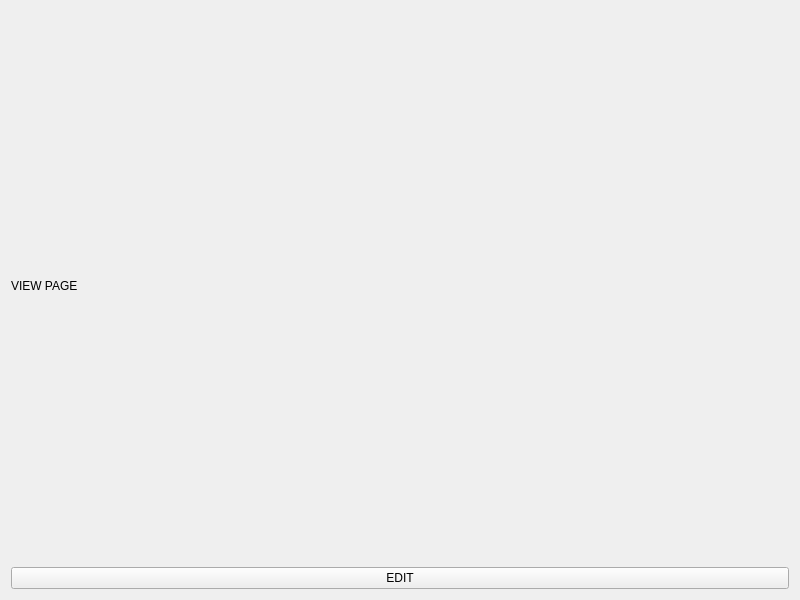
Before: the Qt Designer form FamilyTree/src/gui/viewpage.ui in moumitahmad/Stammbaum, drawn with Qt 5.
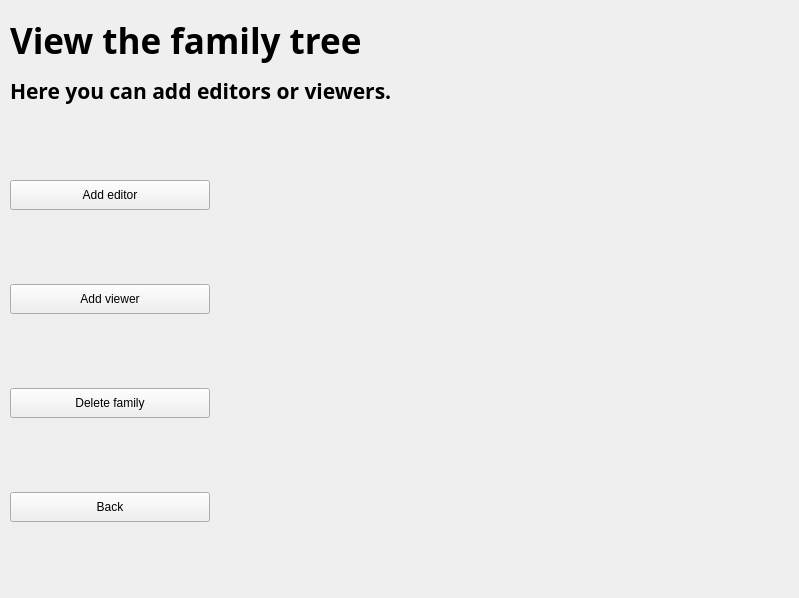
After: the same form once the commit is applied.

```diff
--- a/FamilyTree/src/gui/viewpage.ui
+++ b/FamilyTree/src/gui/viewpage.ui
@@ -6,33 +6,167 @@
    <rect>
     <x>0</x>
     <y>0</y>
-    <width>800</width>
-    <height>600</height>
+    <width>799</width>
+    <height>598</height>
    </rect>
   </property>
   <property name="windowTitle">
    <string>Form</string>
   </property>
-  <layout class="QGridLayout" name="gridLayout_2">
-   <item row="0" column="0">
-    <layout class="QGridLayout" name="gridLayout">
-     <item row="2" column="0">
-      <widget class="QPushButton" name="pushButton">
-       <property name="text">
-        <string>EDIT</string>
-       </property>
-      </widget>
-     </item>
-     <item row="1" column="0">
-      <widget class="QLabel" name="label">
-       <property name="text">
-        <string>VIEW PAGE</string>
-       </property>
-      </widget>
-     </item>
-    </layout>
-   </item>
-  </layout>
+  <widget class="QWidget" name="verticalLayoutWidget">
+   <property name="geometry">
+    <rect>
+     <x>10</x>
+     <y>10</y>
+     <width>781</width>
+     <height>582</height>
+    </rect>
+   </property>
+   <layout class="QVBoxLayout" name="verticalLayout">
+    <item>
+     <widget class="QLabel" name="LabelViewFamily">
+      <property name="sizePolicy">
+       <sizepolicy hsizetype="Fixed" vsizetype="Fixed">
+        <horstretch>0</horstretch>
+        <verstretch>0</verstretch>
+       </sizepolicy>
+      </property>
+      <property name="minimumSize">
+       <size>
+        <width>400</width>
+        <height>60</height>
+       </size>
+      </property>
+      <property name="font">
+       <font>
+        <family>Sawasdee</family>
+        <pointsize>26</pointsize>
+        <weight>75</weight>
+        <bold>true</bold>
+       </font>
+      </property>
+      <property name="text">
+       <string>View the family tree</string>
+      </property>
+     </widget>
+    </item>
+    <item>
+     <widget class="QLabel" name="LabelViewDescrip">
+      <property name="sizePolicy">
+       <sizepolicy hsizetype="Fixed" vsizetype="Fixed">
+        <horstretch>0</horstretch>
+        <verstretch>0</verstretch>
+       </sizepolicy>
+      </property>
+      <property name="font">
+       <font>
+        <family>Sawasdee</family>
+        <pointsize>16</pointsize>
+        <weight>75</weight>
+        <bold>true</bold>
+       </font>
+      </property>
+      <property name="text">
+       <string>Here you can add editors or viewers.</string>
+      </property>
+     </widget>
+    </item>
+    <item>
+     <layout class="QHBoxLayout" name="horizontalLayout">
+      <item>
+       <layout class="QGridLayout" name="gridLayout_3">
+        <item row="2" column="0">
+         <widget class="QPushButton" name="BUttonDeleteFamily">
+          <property name="sizePolicy">
+           <sizepolicy hsizetype="Fixed" vsizetype="Fixed">
+            <horstretch>0</horstretch>
+            <verstretch>0</verstretch>
+           </sizepolicy>
+          </property>
+          <property name="minimumSize">
+           <size>
+            <width>200</width>
+            <height>30</height>
+           </size>
+          </property>
+          <property name="text">
+           <string>Delete family</string>
+          </property>
+         </widget>
+        </item>
+        <item row="3" column="0">
+         <widget class="QPushButton" name="pushButton_4">
+          <property name="sizePolicy">
+           <sizepolicy hsizetype="Fixed" vsizetype="Fixed">
+            <horstretch>0</horstretch>
+            <verstretch>0</verstretch>
+           </sizepolicy>
+          </property>
+          <property name="minimumSize">
+           <size>
+            <width>200</width>
+            <height>30</height>
+           </size>
+          </property>
+          <property name="text">
+           <string>Back</string>
+          </property>
+         </widget>
+        </item>
+        <item row="1" column="0">
+         <widget class="QPushButton" name="ButtonAddViewer">
+          <property name="sizePolicy">
+           <sizepolicy hsizetype="Fixed" vsizetype="Fixed">
+            <horstretch>0</horstretch>
+            <verstretch>0</verstretch>
+           </sizepolicy>
+          </property>
+          <property name="minimumSize">
+           <size>
+            <width>200</width>
+            <height>30</height>
+           </size>
+          </property>
+          <property name="text">
+           <string>Add viewer</string>
+          </property>
+         </widget>
+        </item>
+        <item row="0" column="0">
+         <widget class="QPushButton" name="ButtonAddEditor">
+          <property name="sizePolicy">
+           <sizepolicy hsizetype="Fixed" vsizetype="Fixed">
+            <horstretch>0</horstretch>
+            <verstretch>0</verstretch>
+           </sizepolicy>
+          </property>
+          <property name="minimumSize">
+           <size>
+            <width>200</width>
+            <height>30</height>
+           </size>
+          </property>
+          <property name="text">
+           <string>Add editor</string>
+          </property>
+         </widget>
+        </item>
+       </layout>
+      </item>
+      <item>
+       <widget class="QWidget" name="WidgetDisplayFamily" native="true">
+        <property name="sizePolicy">
+         <sizepolicy hsizetype="Expanding" vsizetype="Expanding">
+          <horstretch>0</horstretch>
+          <verstretch>0</verstretch>
+         </sizepolicy>
+        </property>
+       </widget>
+      </item>
+     </layout>
+    </item>
+   </layout>
+  </widget>
  </widget>
  <resources/>
  <connections/>
```
Left out of the diff: 4 changed lines with no effect on the pictures.
